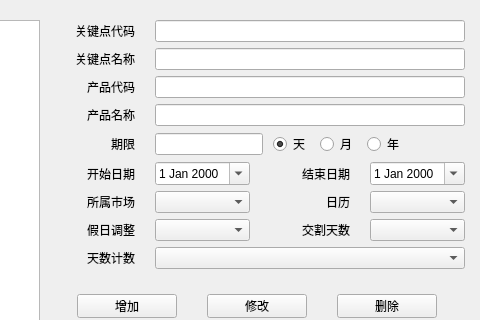
Before: the Qt Designer form FML/view/mainframe/key_point_definition.ui in ruofeng216/fmlnew, drawn with Qt 5; both pictures show x 492 to 972 and y 0 to 320 of the 972 by 475 pixel window.
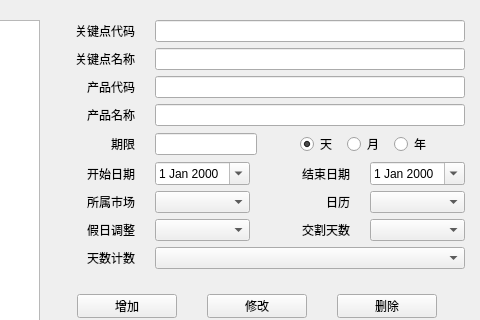
After: the same form once the commit is applied.

Diff of the .ui file:
```diff
--- a/FML/view/mainframe/key_point_definition.ui
+++ b/FML/view/mainframe/key_point_definition.ui
@@ -202,7 +202,7 @@
           </widget>
          </item>
          <item>
-          <layout class="QHBoxLayout" name="horizontalLayout" stretch="0,0,0,0,0">
+          <layout class="QHBoxLayout" name="horizontalLayout" stretch="0,0,0,0,0,0">
            <property name="spacing">
             <number>10</number>
            </property>
@@ -216,6 +216,22 @@
             <widget class="QLineEdit" name="leTenor"/>
            </item>
            <item>
+            <spacer name="horizontalSpacer_3">
+             <property name="orientation">
+              <enum>Qt::Horizontal</enum>
+             </property>
+             <property name="sizeType">
+              <enum>QSizePolicy::Expanding</enum>
+             </property>
+             <property name="sizeHint" stdset="0">
+              <size>
+               <width>40</width>
+               <height>20</height>
+              </size>
+             </property>
+            </spacer>
+           </item>
+           <item alignment="Qt::AlignHCenter">
             <widget class="QRadioButton" name="rbDay">
              <property name="text">
               <string>天</string>
```
